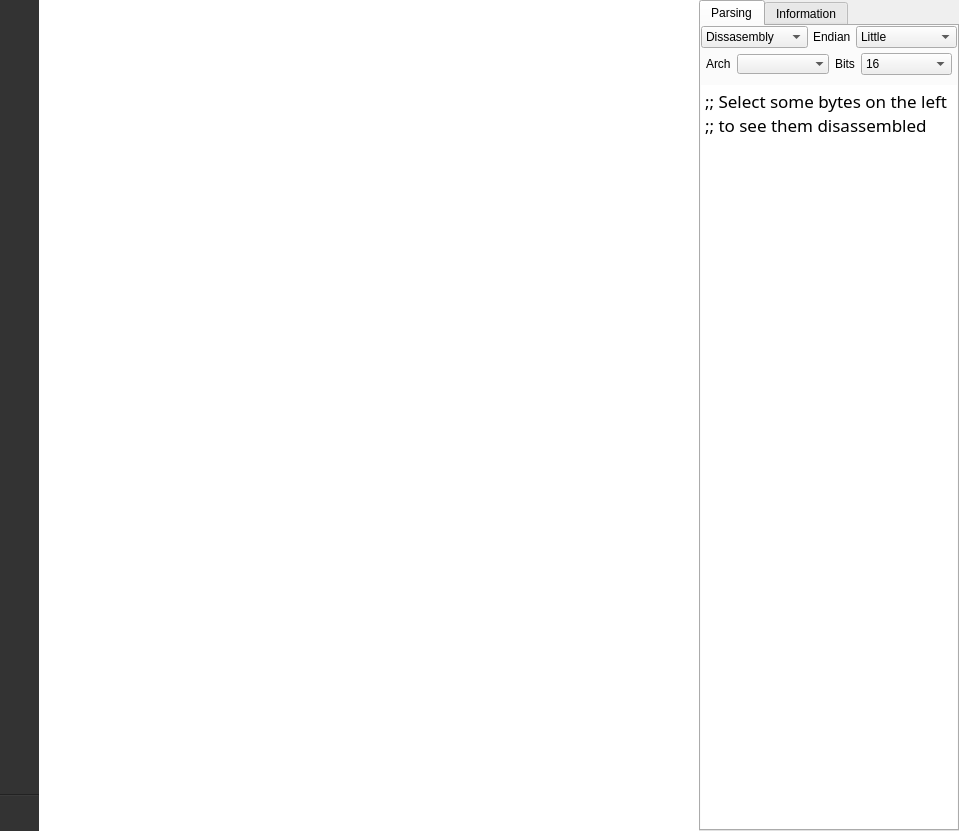
First picture: the form in src/widgets/HexdumpWidget.ui, repository rizinorg/cutter, before the edit.
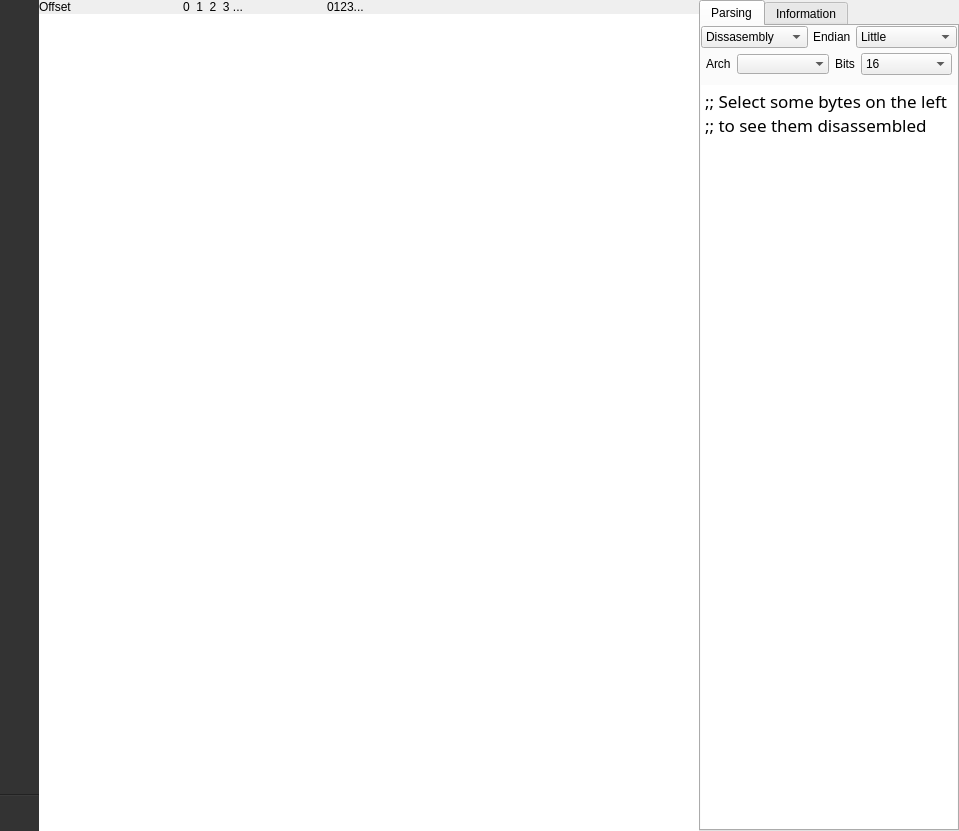
Second picture: the form after the edit. Icons and pictures are not drawn.

Commit message: Hexdump Header

```diff
--- a/src/widgets/HexdumpWidget.ui
+++ b/src/widgets/HexdumpWidget.ui
@@ -205,11 +205,8 @@
      </widget>
     </item>
     <item>
-     <layout class="QHBoxLayout" name="horizontalLayout_6">
-      <property name="spacing">
-       <number>0</number>
-      </property>
-      <item>
+     <layout class="QGridLayout" name="gridLayout">
+      <item row="1" column="0">
        <widget class="QPlainTextEdit" name="hexOffsetText">
         <property name="sizePolicy">
          <sizepolicy hsizetype="Preferred" vsizetype="Expanding">
@@ -249,7 +246,7 @@
         </property>
        </widget>
       </item>
-      <item>
+      <item row="1" column="1">
        <widget class="QPlainTextEdit" name="hexHexText">
         <property name="sizePolicy">
          <sizepolicy hsizetype="Preferred" vsizetype="Expanding">
@@ -298,7 +295,7 @@
         </property>
        </widget>
       </item>
-      <item>
+      <item row="1" column="2">
        <widget class="QPlainTextEdit" name="hexASCIIText">
         <property name="sizePolicy">
          <sizepolicy hsizetype="Expanding" vsizetype="Expanding">
@@ -347,6 +344,27 @@
         </property>
        </widget>
       </item>
+      <item row="0" column="0">
+       <widget class="QLabel" name="offsetHeaderLabel">
+        <property name="text">
+         <string>Offset</string>
+        </property>
+       </widget>
+      </item>
+      <item row="0" column="1">
+       <widget class="QLabel" name="hexHeaderLabel">
+        <property name="text">
+         <string>0  1  2  3 ...</string>
+        </property>
+       </widget>
+      </item>
+      <item row="0" column="2">
+       <widget class="QLabel" name="asciiHeaderLabel">
+        <property name="text">
+         <string>0123...</string>
+        </property>
+       </widget>
+      </item>
      </layout>
     </item>
     <item>
```
The commit also changes 2 other files.
